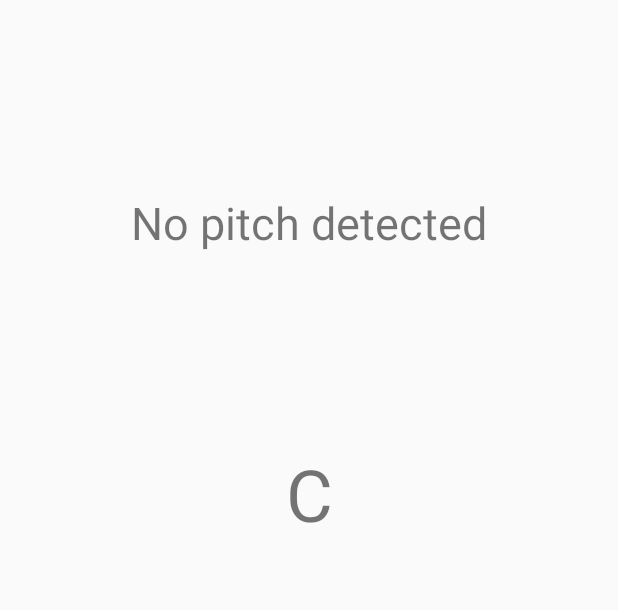
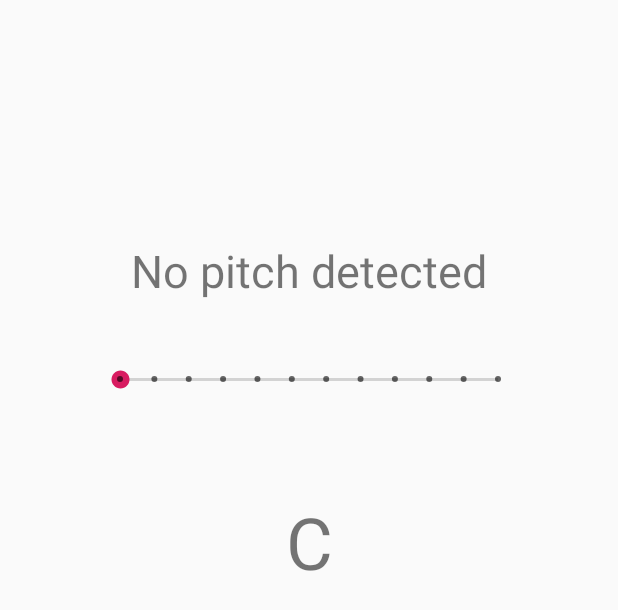
Before and after one commit to cs-4518/fp, an Android app: the layout activity_main.xml on its own in the app's theme, with its tools: preview values and no code run, on a phone screen of 412 x 824 dp. Shown: the top 610 px of the screen. Run offline under Robolectric (Android 15) with nearby library versions, the phone set to English and light mode, and no system bars.

Commit message:
Add functional seek bar

```diff
--- a/app/src/main/res/layout/activity_main.xml
+++ b/app/src/main/res/layout/activity_main.xml
@@ -10,7 +10,7 @@
         android:id="@+id/pitchText"
         android:layout_width="wrap_content"
         android:layout_height="wrap_content"
-        android:layout_marginTop="128dp"
+        android:layout_marginTop="160dp"
         android:text="@string/default_message"
         android:textSize="30sp"
         app:layout_constraintLeft_toLeftOf="parent"
@@ -28,4 +28,19 @@
         app:layout_constraintStart_toStartOf="parent"
         app:layout_constraintTop_toBottomOf="@+id/pitchText" />
 
+    <SeekBar
+        android:id="@+id/pitchSeekBar"
+        style="@style/Widget.AppCompat.SeekBar.Discrete"
+        android:layout_width="0dp"
+        android:layout_height="wrap_content"
+        android:layout_marginStart="64dp"
+        android:layout_marginEnd="64dp"
+        android:layout_marginBottom="24dp"
+        android:max="11"
+        android:progress="0"
+        app:layout_constraintBottom_toTopOf="@+id/noteText"
+        app:layout_constraintEnd_toEndOf="parent"
+        app:layout_constraintStart_toStartOf="parent"
+        app:layout_constraintTop_toBottomOf="@+id/pitchText" />
+
 </android.support.constraint.ConstraintLayout>
--- a/app/src/main/res/values/styles.xml
+++ b/app/src/main/res/values/styles.xml
@@ -1,7 +1,7 @@
 <resources>
 
     <!-- Base application theme. -->
-    <style name="AppTheme" parent="Theme.AppCompat.Light.DarkActionBar">
+    <style name="AppTheme" parent="Theme.AppCompat.Light.NoActionBar">
         <!-- Customize your theme here. -->
         <item name="colorPrimary">@color/colorPrimary</item>
         <item name="colorPrimaryDark">@color/colorPrimaryDark</item>
```
Also changed, not shown: app/src/main/java/android/example/cs4518fp/MainActivity.java (+33 -5 lines).
